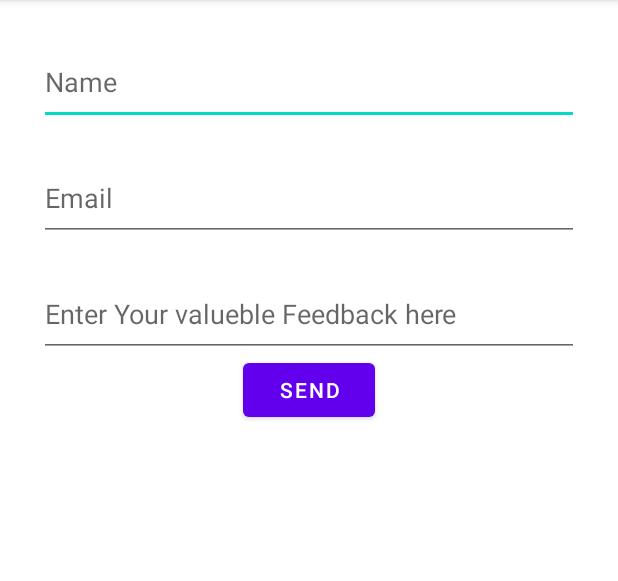
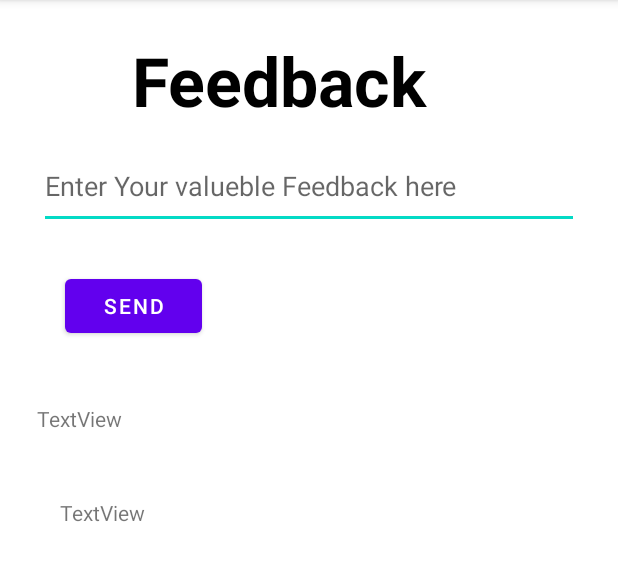
Before and after one commit to Darklaneanjana/Mad_BookStore, an Android app: the FeedbackActivity screen opened directly, with no data from a screen before it, after a tap on "SEND", on a phone screen of 412 x 824 dp, the part 84-665 px from its top. Run offline under Robolectric (Android 15) with nearby library versions, the phone set to English and light mode, and no system bars; our stand-ins replace Firebase (no records; nobody signed in at launch, a user with empty details on screens opened directly); Roboto replaces fonts that are not available here.

Commit message:
updated feedback

```diff
--- a/app/src/main/java/com/example/bookstore/FeedbackActivity.java
+++ b/app/src/main/java/com/example/bookstore/FeedbackActivity.java
@@ -5,55 +5,80 @@ import android.util.Log;
 import android.view.View;
 import android.widget.Button;
 import android.widget.EditText;
+import android.widget.TextView;
 import android.widget.Toast;
 
+import androidx.annotation.NonNull;
 import androidx.appcompat.app.AppCompatActivity;
 
+import com.google.android.gms.tasks.OnCompleteListener;
+import com.google.firebase.auth.FirebaseAuth;
+import com.google.firebase.firestore.DocumentReference;
+import com.google.firebase.firestore.DocumentSnapshot;
 import com.google.firebase.firestore.FirebaseFirestore;
 
 import java.util.HashMap;
+import java.util.Objects;
 
 public class FeedbackActivity extends AppCompatActivity {
     private static final String TAG = "Name";
-    private EditText name, email, message;
+    private EditText  message;
+    private TextView viewMessage, viewName;
+    DocumentSnapshot document;
 
     @Override
     protected void onCreate(Bundle savedInstanceState) {
         super.onCreate(savedInstanceState);
         setContentView(R.layout.activity_feedback);
-        name = findViewById(R.id.name);
-        email = findViewById(R.id.email);
         message = findViewById(R.id.message);
 
         Button send = findViewById(R.id.btn_send);
         //Firebase.setAndroidContext(this);
 
+        String currentUser = FirebaseAuth.getInstance().getCurrentUser().getUid();
+
+        DocumentReference docRef = FirebaseFirestore.getInstance().collection("Feedbacks").document(currentUser);
+        docRef.get().addOnCompleteListener(task -> {
+            if (task.isSuccessful()) {
+                document = task.getResult();
+                if (document.exists()) {
+                    Log.d(TAG, "DocumentSnapshot data: " + Objects.requireNonNull(document.getData()));
+                    viewMessage.setText(Objects.requireNonNull(document.getData().get("Message")).toString());
+
+                } else {
+                    Log.d(TAG, "No such document");
+                }
+            } else {
+                Log.d(TAG, "get failed with ", task.getException());
+            }
+        });
+
         send.setOnClickListener(new View.OnClickListener() {
             @Override
             public void onClick(View v) {
-                String txtName = name.getText().toString();
-                String txtEmail = email.getText().toString();
+                String txtName = currentUser;
                 String txtMessage = message.getText().toString();
 
                 Button btn_send = findViewById(R.id.btn_send);
-                btn_send.setOnClickListener(view -> addToFeedback(txtName, txtEmail, txtMessage));
+                btn_send.setOnClickListener(view -> addToFeedback(txtName, txtMessage));
             }
 
         });
     }
 
-    private void addToFeedback(String txtName, String txtEmail, String txtMessage) {
+    private void addToFeedback(String txtName, String txtMessage) {
+
 
         final HashMap<String, Object> feedbackMap = new HashMap<>();
         feedbackMap.put("Name", txtName);
-        feedbackMap.put("Email", txtEmail);
         feedbackMap.put("Message", txtMessage);
 
         FirebaseFirestore db = FirebaseFirestore.getInstance();
-        db.collection("Feedbacks").document("kRy8xpkMtZucDXZMmKIE").collection("Name")
-                .add(feedbackMap)
+        String currentUser = FirebaseAuth.getInstance().getCurrentUser().getUid();
+        db.collection("Feedbacks").document(currentUser)
+                .set(feedbackMap)
                 .addOnSuccessListener(documentReference -> {
-                    Log.d(TAG, "DocumentSnapshot written with ID: " + documentReference.getId());
+
                     Toast.makeText(this, "Feedback added successfully", Toast.LENGTH_LONG).show();
                 })
                 .addOnFailureListener(e -> Log.w(TAG, "Error adding document", e));
--- a/app/src/main/res/layout/activity_feedback.xml
+++ b/app/src/main/res/layout/activity_feedback.xml
@@ -7,40 +7,14 @@
     android:padding="16dp"
     tools:context=".ui.FeedbackActivity">
 
-    <EditText
-        android:id="@+id/name"
-        android:layout_width="385dp"
-        android:layout_height="57dp"
-        android:layout_marginStart="10dp"
-        android:layout_marginTop="10dp"
-        android:layout_marginEnd="10dp"
-        android:layout_marginBottom="10dp"
-        android:ems="10"
-        android:hint="Name"
-        android:inputType="textPersonName"
-        tools:layout_editor_absoluteX="35dp"
-        tools:layout_editor_absoluteY="84dp" />
-
-    <EditText
-        android:id="@+id/email"
-        android:layout_width="385dp"
-        android:layout_height="57dp"
-        android:layout_below="@+id/name"
-        android:layout_marginStart="10dp"
-        android:layout_marginTop="10dp"
-        android:layout_marginEnd="10dp"
-        android:layout_marginBottom="10dp"
-        android:ems="10"
-        android:hint="Email"
-        android:inputType="textPersonName" />
 
     <EditText
         android:id="@+id/message"
         android:layout_width="385dp"
         android:layout_height="57dp"
-        android:layout_below="@+id/email"
+        android:layout_below="@+id/textView5"
         android:layout_marginStart="10dp"
-        android:layout_marginTop="10dp"
+        android:layout_marginTop="22dp"
         android:layout_marginEnd="10dp"
         android:layout_marginBottom="10dp"
         android:ems="10"
@@ -50,11 +24,52 @@
 
     <Button
         android:id="@+id/btn_send"
-        android:layout_width="wrap_content"
+        android:layout_width="107dp"
         android:layout_height="wrap_content"
-        android:layout_alignParentTop="true"
-        android:layout_centerHorizontal="true"
-        android:layout_marginTop="220dp"
+        android:layout_below="@+id/message"
+        android:layout_alignParentStart="true"
+        android:layout_alignParentEnd="true"
+        android:layout_marginStart="27dp"
+        android:layout_marginTop="17dp"
+        android:layout_marginEnd="261dp"
         android:text="@string/send" />
 
+    <TextView
+        android:id="@+id/viewMessage"
+        android:layout_width="289dp"
+        android:layout_height="114dp"
+        android:layout_below="@+id/viewName"
+        android:layout_alignParentStart="true"
+        android:layout_alignParentEnd="true"
+        android:layout_marginStart="24dp"
+        android:layout_marginTop="19dp"
+        android:layout_marginEnd="113dp"
+        android:text="TextView" />
+
+    <TextView
+        android:id="@+id/viewName"
+        android:layout_width="120dp"
+        android:layout_height="43dp"
+        android:layout_below="@+id/btn_send"
+        android:layout_alignParentEnd="true"
+        android:layout_marginTop="41dp"
+        android:layout_marginEnd="251dp"
+        android:text="TextView" />
+
+    <TextView
+        android:id="@+id/textView5"
+        android:layout_width="269dp"
+        android:layout_height="50dp"
+        android:layout_alignParentStart="true"
+        android:layout_alignParentTop="true"
+        android:layout_alignParentEnd="true"
+        android:layout_marginStart="59dp"
+        android:layout_marginTop="7dp"
+        android:layout_marginEnd="99dp"
+        android:text="Feedback"
+        android:textAlignment="center"
+        android:textColor="#000000"
+        android:textSize="45sp"
+        android:textStyle="bold" />
+
 </RelativeLayout>
```
